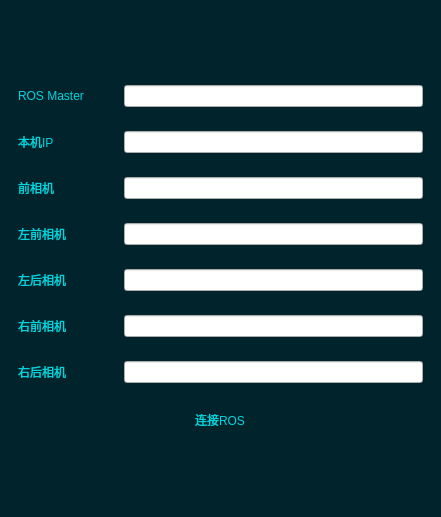
Old version of the form parallel_driving/ui/config_panel.ui in the repository NovemberChopin/ParallelDriving.
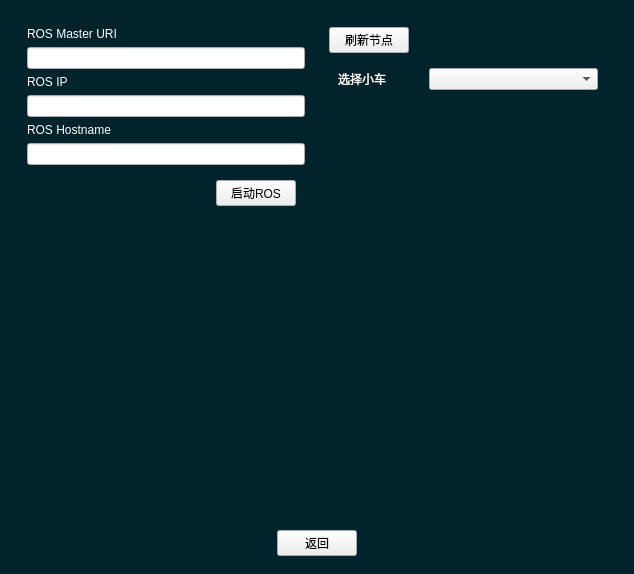
New version of the form.

The edit to the form file:
```diff
--- a/parallel_driving/ui/config_panel.ui
+++ b/parallel_driving/ui/config_panel.ui
@@ -6,8 +6,8 @@
    <rect>
     <x>0</x>
     <y>0</y>
-    <width>441</width>
-    <height>517</height>
+    <width>634</width>
+    <height>574</height>
    </rect>
   </property>
   <property name="sizePolicy">
@@ -46,113 +46,82 @@
     <widget class="QWidget" name="widget" native="true">
      <layout class="QVBoxLayout" name="verticalLayout">
       <item>
-       <spacer name="verticalSpacer">
-        <property name="orientation">
-         <enum>Qt::Vertical</enum>
+       <widget class="QWidget" name="main" native="true">
+        <property name="sizePolicy">
+         <sizepolicy hsizetype="Preferred" vsizetype="Preferred">
+          <horstretch>0</horstretch>
+          <verstretch>0</verstretch>
+         </sizepolicy>
         </property>
-        <property name="sizeHint" stdset="0">
-         <size>
-          <width>20</width>
-          <height>40</height>
-         </size>
-        </property>
-       </spacer>
-      </item>
+        <layout class="QHBoxLayout" name="horizontalLayout_2" stretch="1,1">
       <item>
-       <widget class="QWidget" name="widget_2" native="true">
+          <widget class="QWidget" name="left" native="true">
         <property name="sizePolicy">
-         <sizepolicy hsizetype="Preferred" vsizetype="Fixed">
+            <sizepolicy hsizetype="Preferred" vsizetype="Preferred">
           <horstretch>0</horstretch>
           <verstretch>0</verstretch>
          </sizepolicy>
         </property>
-        <layout class="QHBoxLayout" name="horizontalLayout_2">
+           <layout class="QVBoxLayout" name="verticalLayout_2">
          <item>
           <widget class="QLabel" name="label">
-           <property name="minimumSize">
-            <size>
-             <width>100</width>
-             <height>0</height>
-            </size>
+              <property name="sizePolicy">
+               <sizepolicy hsizetype="Preferred" vsizetype="Fixed">
+                <horstretch>0</horstretch>
+                <verstretch>0</verstretch>
+               </sizepolicy>
            </property>
            <property name="styleSheet">
-            <string notr="true">#label{color: rgb(0, 212, 222);}</string>
+               <string notr="true">#label{color: rgb(255, 255, 255);}</string>
            </property>
            <property name="text">
-            <string>ROS Master</string>
+               <string>ROS Master URI</string>
            </property>
           </widget>
          </item>
          <item>
           <widget class="QLineEdit" name="rosMasterUri"/>
          </item>
-        </layout>
-       </widget>
-      </item>
-      <item>
-       <widget class="QWidget" name="widget_3" native="true">
-        <property name="sizePolicy">
-         <sizepolicy hsizetype="Preferred" vsizetype="Fixed">
-          <horstretch>0</horstretch>
-          <verstretch>0</verstretch>
-         </sizepolicy>
-        </property>
-        <layout class="QHBoxLayout" name="horizontalLayout_3">
          <item>
           <widget class="QLabel" name="label_2">
-           <property name="minimumSize">
-            <size>
-             <width>100</width>
-             <height>0</height>
-            </size>
+              <property name="sizePolicy">
+               <sizepolicy hsizetype="Preferred" vsizetype="Fixed">
+                <horstretch>0</horstretch>
+                <verstretch>0</verstretch>
+               </sizepolicy>
            </property>
            <property name="styleSheet">
-            <string notr="true">#label_2{color: rgb(0, 212, 222);}</string>
+               <string notr="true">#label_2{color: rgb(255, 255, 255);}</string>
            </property>
            <property name="text">
-            <string>本机IP</string>
+               <string>ROS IP</string>
            </property>
           </widget>
          </item>
          <item>
           <widget class="QLineEdit" name="localhost"/>
          </item>
-        </layout>
-       </widget>
-      </item>
-      <item>
-       <widget class="QWidget" name="widget_4" native="true">
-        <property name="sizePolicy">
-         <sizepolicy hsizetype="Preferred" vsizetype="Fixed">
-          <horstretch>0</horstretch>
-          <verstretch>0</verstretch>
-         </sizepolicy>
-        </property>
-        <layout class="QHBoxLayout" name="horizontalLayout_4">
          <item>
           <widget class="QLabel" name="label_3">
-           <property name="minimumSize">
-            <size>
-             <width>100</width>
-             <height>0</height>
-            </size>
+              <property name="sizePolicy">
+               <sizepolicy hsizetype="Preferred" vsizetype="Fixed">
+                <horstretch>0</horstretch>
+                <verstretch>0</verstretch>
+               </sizepolicy>
            </property>
            <property name="styleSheet">
-            <string notr="true">#label_3{color: rgb(0, 212, 222);}</string>
+               <string notr="true">#label_3{color: rgb(255, 255, 255);}</string>
            </property>
            <property name="text">
-            <string>前相机</string>
+               <string>ROS Hostname</string>
            </property>
           </widget>
          </item>
          <item>
-          <widget class="QLineEdit" name="ros_topic_1"/>
-         </item>
-        </layout>
-       </widget>
+             <widget class="QLineEdit" name="rosHostname"/>
       </item>
       <item>
-       <widget class="QWidget" name="widget_6" native="true">
+             <widget class="QWidget" name="widget_4" native="true">
         <property name="sizePolicy">
          <sizepolicy hsizetype="Preferred" vsizetype="Fixed">
           <horstretch>0</horstretch>
@@ -161,128 +130,127 @@
         </property>
         <layout class="QHBoxLayout" name="horizontalLayout_6">
          <item>
+                <spacer name="horizontalSpacer_4">
+                 <property name="orientation">
+                  <enum>Qt::Horizontal</enum>
+                 </property>
+                 <property name="sizeHint" stdset="0">
+                  <size>
+                   <width>40</width>
+                   <height>20</height>
+                  </size>
+                 </property>
+                </spacer>
+               </item>
+               <item>
+                <widget class="QPushButton" name="btn_connect">
+                 <property name="text">
+                  <string>启动ROS</string>
+                 </property>
+                </widget>
+               </item>
+              </layout>
+             </widget>
+            </item>
+            <item>
+             <spacer name="verticalSpacer">
+              <property name="orientation">
+               <enum>Qt::Vertical</enum>
+              </property>
+              <property name="sizeHint" stdset="0">
+               <size>
+                <width>20</width>
+                <height>40</height>
+               </size>
+              </property>
+             </spacer>
+            </item>
+           </layout>
+          </widget>
+         </item>
+         <item>
+          <widget class="QWidget" name="right" native="true">
+           <layout class="QVBoxLayout" name="verticalLayout_3" stretch="0,0,2,1">
+            <item>
+             <widget class="QWidget" name="widget_3" native="true">
+              <layout class="QHBoxLayout" name="horizontalLayout_4">
+               <property name="spacing">
+                <number>0</number>
+               </property>
+               <property name="leftMargin">
+                <number>0</number>
+               </property>
+               <property name="topMargin">
+                <number>0</number>
+               </property>
+               <property name="rightMargin">
+                <number>0</number>
+               </property>
+               <property name="bottomMargin">
+                <number>0</number>
+               </property>
+               <item>
+                <widget class="QPushButton" name="btn_refresh">
+                 <property name="text">
+                  <string>刷新节点</string>
+                 </property>
+                </widget>
+               </item>
+               <item>
+                <spacer name="horizontalSpacer_3">
+                 <property name="orientation">
+                  <enum>Qt::Horizontal</enum>
+                 </property>
+                 <property name="sizeHint" stdset="0">
+                  <size>
+                   <width>40</width>
+                   <height>20</height>
+                  </size>
+                 </property>
+                </spacer>
+               </item>
+              </layout>
+             </widget>
+            </item>
+            <item>
+             <widget class="QWidget" name="widget_2" native="true">
+              <property name="sizePolicy">
+               <sizepolicy hsizetype="Preferred" vsizetype="Fixed">
+                <horstretch>0</horstretch>
+                <verstretch>0</verstretch>
+               </sizepolicy>
+              </property>
+              <layout class="QHBoxLayout" name="horizontalLayout_3" stretch="1,2">
+               <item>
           <widget class="QLabel" name="label_4">
-           <property name="minimumSize">
-            <size>
-             <width>100</width>
-             <height>0</height>
-            </size>
-           </property>
            <property name="styleSheet">
-            <string notr="true">#label_4{color: rgb(0, 212, 222);}</string>
+                  <string notr="true">#label_4{color: rgb(255, 255, 255);}</string>
            </property>
            <property name="text">
-            <string>左前相机</string>
+                  <string>选择小车</string>
            </property>
           </widget>
          </item>
          <item>
-          <widget class="QLineEdit" name="ros_topic_2"/>
+                <widget class="QComboBox" name="comboBox"/>
          </item>
         </layout>
        </widget>
       </item>
       <item>
-       <widget class="QWidget" name="widget_7" native="true">
-        <property name="sizePolicy">
-         <sizepolicy hsizetype="Preferred" vsizetype="Fixed">
-          <horstretch>0</horstretch>
-          <verstretch>0</verstretch>
-         </sizepolicy>
-        </property>
-        <layout class="QHBoxLayout" name="horizontalLayout_7">
-         <item>
-          <widget class="QLabel" name="label_5">
-           <property name="minimumSize">
-            <size>
-             <width>100</width>
-             <height>0</height>
-            </size>
-           </property>
-           <property name="styleSheet">
-            <string notr="true">#label_5{color: rgb(0, 212, 222);}</string>
-           </property>
-           <property name="text">
-            <string>左后相机</string>
-           </property>
-          </widget>
+             <widget class="QWidget" name="showTopics" native="true"/>
          </item>
          <item>
-          <widget class="QLineEdit" name="ros_topic_3"/>
+             <widget class="QWidget" name="showInfo" native="true"/>
          </item>
         </layout>
        </widget>
       </item>
-      <item>
-       <widget class="QWidget" name="widget_8" native="true">
-        <property name="sizePolicy">
-         <sizepolicy hsizetype="Preferred" vsizetype="Fixed">
-          <horstretch>0</horstretch>
-          <verstretch>0</verstretch>
-         </sizepolicy>
-        </property>
-        <property name="minimumSize">
-         <size>
-          <width>80</width>
-          <height>0</height>
-         </size>
-        </property>
-        <layout class="QHBoxLayout" name="horizontalLayout_8">
-         <item>
-          <widget class="QLabel" name="label_6">
-           <property name="minimumSize">
-            <size>
-             <width>100</width>
-             <height>0</height>
-            </size>
-           </property>
-           <property name="styleSheet">
-            <string notr="true">#label_6{color: rgb(0, 212, 222);}</string>
-           </property>
-           <property name="text">
-            <string>右前相机</string>
-           </property>
-          </widget>
-         </item>
-         <item>
-          <widget class="QLineEdit" name="ros_topic_4"/>
-         </item>
         </layout>
        </widget>
       </item>
       <item>
-       <widget class="QWidget" name="widget_9" native="true">
-        <property name="sizePolicy">
-         <sizepolicy hsizetype="Preferred" vsizetype="Fixed">
-          <horstretch>0</horstretch>
-          <verstretch>0</verstretch>
-         </sizepolicy>
-        </property>
-        <layout class="QHBoxLayout" name="horizontalLayout_9">
-         <item>
-          <widget class="QLabel" name="label_7">
-           <property name="minimumSize">
-            <size>
-             <width>100</width>
-             <height>0</height>
-            </size>
-           </property>
-           <property name="styleSheet">
-            <string notr="true">#label_7{color: rgb(0, 212, 222);}</string>
-           </property>
-           <property name="text">
-            <string>右后相机</string>
-           </property>
-          </widget>
-         </item>
-         <item>
-          <widget class="QLineEdit" name="ros_topic_5"/>
-         </item>
-        </layout>
-       </widget>
-      </item>
-      <item>
-       <widget class="QWidget" name="widget_5" native="true">
+       <widget class="QWidget" name="bottom" native="true">
         <property name="sizePolicy">
          <sizepolicy hsizetype="Preferred" vsizetype="Fixed">
           <horstretch>0</horstretch>
@@ -291,53 +259,41 @@
         </property>
         <layout class="QHBoxLayout" name="horizontalLayout_5">
          <item>
-          <widget class="QPushButton" name="ros_connect">
-           <property name="sizePolicy">
-            <sizepolicy hsizetype="Fixed" vsizetype="Fixed">
-             <horstretch>0</horstretch>
-             <verstretch>0</verstretch>
-            </sizepolicy>
+          <spacer name="horizontalSpacer">
+           <property name="orientation">
+            <enum>Qt::Horizontal</enum>
            </property>
-           <property name="cursor">
-            <cursorShape>OpenHandCursor</cursorShape>
+           <property name="sizeHint" stdset="0">
+            <size>
+             <width>40</width>
+             <height>20</height>
+            </size>
            </property>
-           <property name="styleSheet">
-            <string notr="true">#ros_connect{
-	background-color: rgb(1, 42, 53);
-color: rgb(0, 212, 222);
-}
-</string>
-           </property>
+          </spacer>
+         </item>
+         <item>
+          <widget class="QPushButton" name="btn_return">
            <property name="text">
-            <string>连接ROS</string>
-           </property>
-           <property name="autoDefault">
-            <bool>false</bool>
-           </property>
-           <property name="default">
-            <bool>false</bool>
-           </property>
-           <property name="flat">
-            <bool>true</bool>
+            <string>返回</string>
            </property>
           </widget>
          </item>
+         <item>
+          <spacer name="horizontalSpacer_2">
+           <property name="orientation">
+            <enum>Qt::Horizontal</enum>
+           </property>
+           <property name="sizeHint" stdset="0">
+            <size>
+             <width>40</width>
+             <height>20</height>
+            </size>
+           </property>
+          </spacer>
+         </item>
         </layout>
        </widget>
       </item>
-      <item>
-       <spacer name="verticalSpacer_2">
-        <property name="orientation">
-         <enum>Qt::Vertical</enum>
-        </property>
-        <property name="sizeHint" stdset="0">
-         <size>
-          <width>20</width>
-          <height>40</height>
-         </size>
-        </property>
-       </spacer>
-      </item>
      </layout>
     </widget>
    </item>
```
Lines whose indentation alone changed are shown as unchanged.
